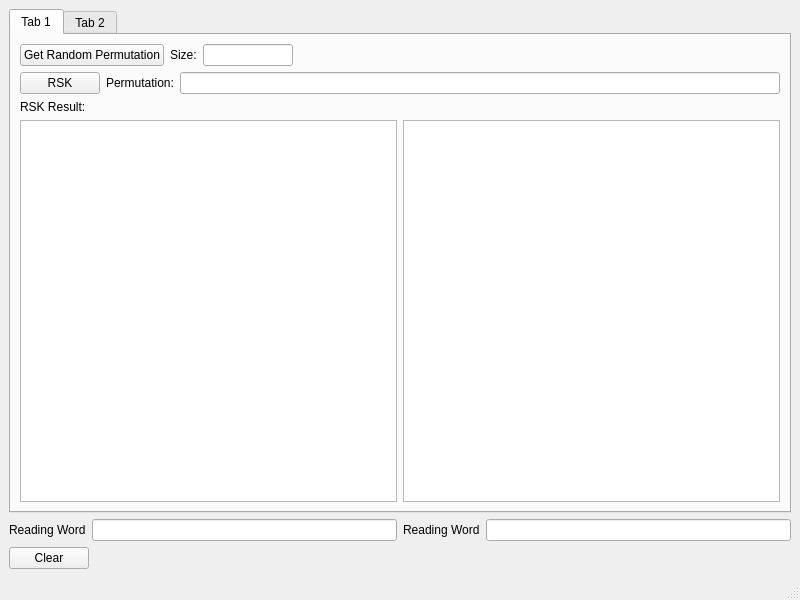
First picture: the form in mainwindow.ui, repository TheTiNi17/YoungTable, before the edit.
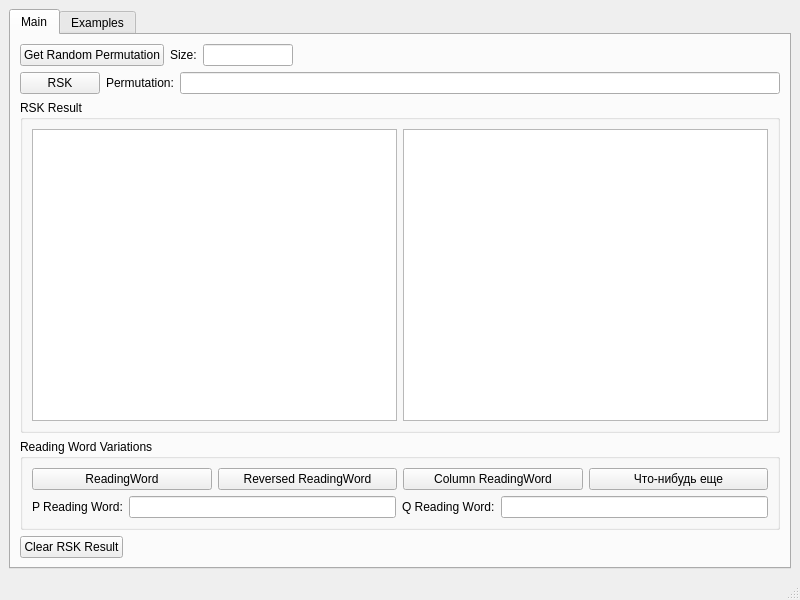
Second picture: the form after the edit.

What changed in the file:
```diff
--- a/mainwindow.ui
+++ b/mainwindow.ui
@@ -22,7 +22,7 @@
       </property>
       <widget class="QWidget" name="tab">
        <attribute name="title">
-        <string>Tab 1</string>
+        <string>Main</string>
        </attribute>
        <layout class="QVBoxLayout" name="verticalLayout_3">
         <item>
@@ -101,21 +101,38 @@
          </layout>
         </item>
         <item>
-         <layout class="QVBoxLayout" name="verticalLayout">
-          <item>
-           <widget class="QLabel" name="label_3">
-            <property name="text">
-             <string>RSK Result:</string>
-            </property>
-           </widget>
-          </item>
+         <widget class="QGroupBox" name="groupBox_2">
+          <property name="title">
+           <string>RSK Result</string>
+          </property>
+          <layout class="QHBoxLayout" name="horizontalLayout_6">
           <item>
            <layout class="QHBoxLayout" name="horizontalLayout_3">
             <item>
-             <widget class="QTextEdit" name="InsT">
+              <widget class="QTextEdit" name="InsertionT1">
+               <property name="layoutDirection">
+                <enum>Qt::LeftToRight</enum>
+               </property>
+               <property name="styleSheet">
+                <string notr="true">QTextEdit *textEdit = new QTextEdit;
+textEdit-&gt;setAlignment(Qt::AlignLeft | Qt::AlignTop);</string>
+               </property>
+               <property name="lineWrapMode">
+                <enum>QTextEdit::WidgetWidth</enum>
+               </property>
               <property name="readOnly">
                <bool>true</bool>
               </property>
+               <property name="html">
+                <string>&lt;!DOCTYPE HTML PUBLIC &quot;-//W3C//DTD HTML 4.0//EN&quot; &quot;http://www.w3.org/TR/REC-html40/strict.dtd&quot;&gt;
+&lt;html&gt;&lt;head&gt;&lt;meta name=&quot;qrichtext&quot; content=&quot;1&quot; /&gt;&lt;meta charset=&quot;utf-8&quot; /&gt;&lt;style type=&quot;text/css&quot;&gt;
+p, li { white-space: pre-wrap; }
+hr { height: 1px; border-width: 0; }
+li.unchecked::marker { content: &quot;\2610&quot;; }
+li.checked::marker { content: &quot;\2612&quot;; }
+&lt;/style&gt;&lt;/head&gt;&lt;body style=&quot; font-family:'Segoe UI'; font-size:9pt; font-weight:400; font-style:normal;&quot;&gt;
+&lt;p style=&quot;-qt-paragraph-type:empty; margin-top:0px; margin-bottom:0px; margin-left:0px; margin-right:0px; -qt-block-indent:0; text-indent:0px;&quot;&gt;&lt;br /&gt;&lt;/p&gt;&lt;/body&gt;&lt;/html&gt;</string>
+               </property>
              </widget>
             </item>
             <item>
@@ -128,22 +145,52 @@
            </layout>
           </item>
          </layout>
+         </widget>
         </item>
-       </layout>
-      </widget>
-      <widget class="QWidget" name="tab_2">
-       <attribute name="title">
-        <string>Tab 2</string>
-       </attribute>
-      </widget>
-     </widget>
+        <item>
+         <widget class="QGroupBox" name="groupBox_3">
+          <property name="title">
+           <string>Reading Word Variations</string>
+          </property>
+          <layout class="QVBoxLayout" name="verticalLayout">
+           <item>
+            <layout class="QHBoxLayout" name="horizontalLayout_10">
+             <item>
+              <widget class="QPushButton" name="GetReadingWord">
+               <property name="text">
+                <string>ReadingWord</string>
+               </property>
+              </widget>
+             </item>
+             <item>
+              <widget class="QPushButton" name="GetReadingWord_2">
+               <property name="text">
+                <string>Reversed ReadingWord</string>
+               </property>
+              </widget>
+             </item>
+             <item>
+              <widget class="QPushButton" name="GetReadingWord_3">
+               <property name="text">
+                <string>Column ReadingWord</string>
+               </property>
+              </widget>
+             </item>
+             <item>
+              <widget class="QPushButton" name="GetReadingWord_4">
+               <property name="text">
+                <string>Что-нибудь еще</string>
+               </property>
+              </widget>
+             </item>
+            </layout>
     </item>
     <item>
      <layout class="QHBoxLayout" name="horizontalLayout_4">
       <item>
        <widget class="QLabel" name="label_2">
         <property name="text">
-         <string>Reading Word</string>
+                <string>P Reading Word:</string>
         </property>
        </widget>
       </item>
@@ -157,7 +204,7 @@
       <item>
        <widget class="QLabel" name="label_4">
         <property name="text">
-         <string>Reading Word</string>
+                <string>Q Reading Word:</string>
         </property>
        </widget>
       </item>
@@ -170,12 +217,15 @@
       </item>
      </layout>
     </item>
+          </layout>
+         </widget>
+        </item>
     <item>
      <layout class="QHBoxLayout" name="horizontalLayout">
       <item>
        <widget class="QPushButton" name="clearButton">
         <property name="text">
-         <string>Clear</string>
+             <string>Clear RSK Result</string>
         </property>
        </widget>
       </item>
@@ -193,6 +243,81 @@
        </spacer>
       </item>
      </layout>
+        </item>
+       </layout>
+      </widget>
+      <widget class="QWidget" name="Iterations">
+       <attribute name="title">
+        <string>Examples</string>
+       </attribute>
+       <widget class="QWidget" name="">
+        <property name="geometry">
+         <rect>
+          <x>10</x>
+          <y>20</y>
+          <width>701</width>
+          <height>241</height>
+         </rect>
+        </property>
+        <layout class="QHBoxLayout" name="horizontalLayout_7">
+         <item>
+          <widget class="QLabel" name="label_3">
+           <property name="text">
+            <string>Примеры формы λ = (1;2;3;4)</string>
+           </property>
+          </widget>
+         </item>
+         <item>
+          <layout class="QVBoxLayout" name="verticalLayout_4">
+           <item>
+            <widget class="QLineEdit" name="InsRW_2">
+             <property name="text">
+              <string>9,3,6,10,4,8,1,2,5,7</string>
+             </property>
+             <property name="readOnly">
+              <bool>true</bool>
+             </property>
+            </widget>
+           </item>
+           <item>
+            <widget class="QLineEdit" name="InsRW_3">
+             <property name="text">
+              <string>6,3,9,2,7,8,1,4,5,10</string>
+             </property>
+             <property name="readOnly">
+              <bool>true</bool>
+             </property>
+            </widget>
+           </item>
+           <item>
+            <widget class="QLineEdit" name="InsRW_4">
+             <property name="text">
+              <string>8,9,10,2,5,6,3,4,7,1</string>
+             </property>
+             <property name="readOnly">
+              <bool>true</bool>
+             </property>
+            </widget>
+           </item>
+          </layout>
+         </item>
+         <item>
+          <spacer name="horizontalSpacer_3">
+           <property name="orientation">
+            <enum>Qt::Horizontal</enum>
+           </property>
+           <property name="sizeHint" stdset="0">
+            <size>
+             <width>40</width>
+             <height>20</height>
+            </size>
+           </property>
+          </spacer>
+         </item>
+        </layout>
+       </widget>
+      </widget>
+     </widget>
     </item>
    </layout>
   </widget>
```
Left out of the diff: 4 changed lines with no effect on the pictures. Lines whose indentation alone changed are shown as unchanged.
